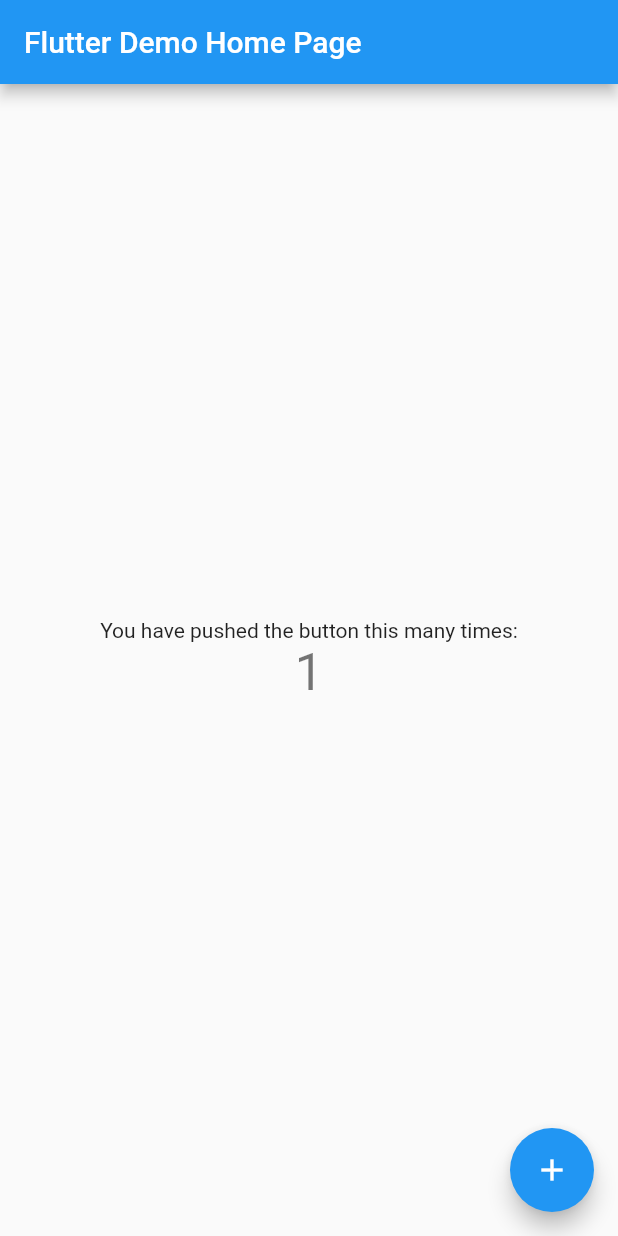
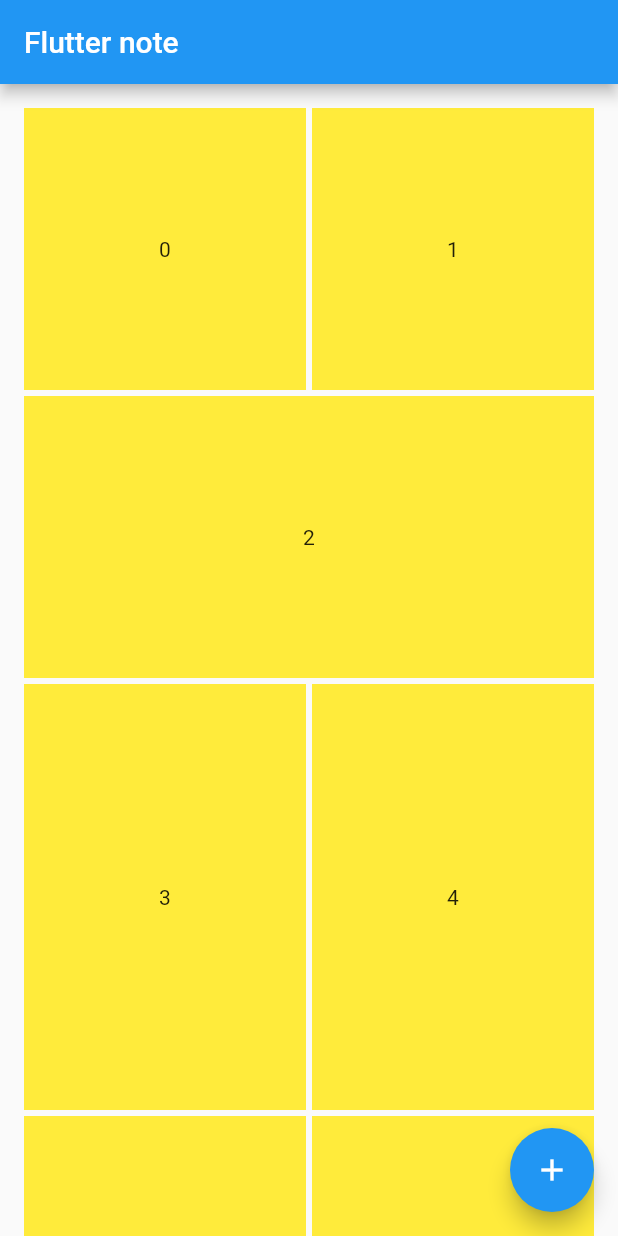
Before and after one commit to somaiehjalali/flutter_note, a Flutter app: the screen it shows after launch, after a tap on the "add" icon, on a phone screen of 412 x 824 dp. Run offline on Flutter 3.47's test engine with Material 2 defaults, Android fonts, the phone set to English and light mode, and no system bars.

Commit message:
create home_page.dart, splash_page.dart, add_note_page.dart

```diff
--- /dev/null
+++ b/lib/controllers/providers/splash_provider.dart
@@ -0,0 +1,10 @@
+import 'package:flutter/foundation.dart';
+import 'package:flutter/material.dart';
+import 'package:flutter_note/ui/pages/home/home_page.dart';
+
+class SplashProvider extends ChangeNotifier{
+
+  SplashProvider(BuildContext context){
+  }
+
+}
--- a/lib/main.dart
+++ b/lib/main.dart
@@ -1,8 +1,26 @@
 import 'package:flutter/material.dart';
+import 'package:flutter_note/controllers/providers/splash_provider.dart';
+import 'package:flutter_note/ui/pages/splash/splash_page.dart';
+import 'package:provider/provider.dart';
 
 void main() {
-  runApp(const MyApp());
+  runApp(const _Providers());
 }
+
+class _Providers extends StatelessWidget {
+  const _Providers({Key? key}) : super(key: key);
+
+  @override
+  Widget build(BuildContext context) {
+    return MultiProvider(
+      providers: [
+        ChangeNotifierProvider(create: (context) => SplashProvider(context))
+      ],
+      child: const MyApp(),
+    );
+  }
+}
+
 
 class MyApp extends StatelessWidget {
   const MyApp({Key? key}) : super(key: key);
@@ -13,103 +31,9 @@ class MyApp extends StatelessWidget {
     return MaterialApp(
       title: 'Flutter Demo',
       theme: ThemeData(
-        // This is the theme of your application.
-        //
-        // Try running your application with "flutter run". You'll see the
-        // application has a blue toolbar. Then, without quitting the app, try
-        // changing the primarySwatch below to Colors.green and then invoke
-        // "hot reload" (press "r" in the console where you ran "flutter run",
-        // or simply save your changes to "hot reload" in a Flutter IDE).
-        // Notice that the counter didn't reset back to zero; the application
-        // is not restarted.
         primarySwatch: Colors.blue,
       ),
-      home: const MyHomePage(title: 'Flutter Demo Home Page'),
+      home: const SplashPage(),
     );
   }
 }
-
-class MyHomePage extends StatefulWidget {
-  const MyHomePage({Key? key, required this.title}) : super(key: key);
-
-  // This widget is the home page of your application. It is stateful, meaning
-  // that it has a State object (defined below) that contains fields that affect
-  // how it looks.
-
-  // This class is the configuration for the state. It holds the values (in this
-  // case the title) provided by the parent (in this case the App widget) and
-  // used by the build method of the State. Fields in a Widget subclass are
-  // always marked "final".
-
-  final String title;
-
-  @override
-  State<MyHomePage> createState() => _MyHomePageState();
-}
-
-class _MyHomePageState extends State<MyHomePage> {
-  int _counter = 0;
-
-  void _incrementCounter() {
-    setState(() {
-      // This call to setState tells the Flutter framework that something has
-      // changed in this State, which causes it to rerun the build method below
-      // so that the display can reflect the updated values. If we changed
-      // _counter without calling setState(), then the build method would not be
-      // called again, and so nothing would appear to happen.
-      _counter++;
-    });
-  }
-
-  @override
-  Widget build(BuildContext context) {
-    // This method is rerun every time setState is called, for instance as done
-    // by the _incrementCounter method above.
-    //
-    // The Flutter framework has been optimized to make rerunning build methods
-    // fast, so that you can just rebuild anything that needs updating rather
-    // than having to individually change instances of widgets.
-    return Scaffold(
-      appBar: AppBar(
-        // Here we take the value from the MyHomePage object that was created by
-        // the App.build method, and use it to set our appbar title.
-        title: Text(widget.title),
-      ),
-      body: Center(
-        // Center is a layout widget. It takes a single child and positions it
-        // in the middle of the parent.
-        child: Column(
-          // Column is also a layout widget. It takes a list of children and
-          // arranges them vertically. By default, it sizes itself to fit its
-          // children horizontally, and tries to be as tall as its parent.
-          //
-          // Invoke "debug painting" (press "p" in the console, choose the
-          // "Toggle Debug Paint" action from the Flutter Inspector in Android
-          // Studio, or the "Toggle Debug Paint" command in Visual Studio Code)
-          // to see the wireframe for each widget.
-          //
-          // Column has various properties to control how it sizes itself and
-          // how it positions its children. Here we use mainAxisAlignment to
-          // center the children vertically; the main axis here is the vertical
-          // axis because Columns are vertical (the cross axis would be
-          // horizontal).
-          mainAxisAlignment: MainAxisAlignment.center,
-          children: <Widget>[
-            const Text(
-              'You have pushed the button this many times:',
-            ),
-            Text(
-              '$_counter',
-              style: Theme.of(context).textTheme.headline4,
-            ),
-          ],
-        ),
-      ),
-      floatingActionButton: FloatingActionButton(
-        onPressed: _incrementCounter,
-        tooltip: 'Increment',
-        child: const Icon(Icons.add),
-      ), // This trailing comma makes auto-formatting nicer for build methods.
-    );
-  }
-}
--- /dev/null
+++ b/lib/ui/pages/add_note/add_note_page.dart
@@ -0,0 +1,17 @@
+import 'package:flutter/material.dart';
+
+class AddNotePage extends StatefulWidget {
+  const AddNotePage({Key? key}) : super(key: key);
+
+  @override
+  _AddNotePageState createState() => _AddNotePageState();
+}
+
+class _AddNotePageState extends State<AddNotePage> {
+  @override
+  Widget build(BuildContext context) {
+    return Scaffold(
+
+    );
+  }
+}
--- /dev/null
+++ b/lib/ui/pages/home/home_page.dart
@@ -0,0 +1,28 @@
+import 'package:flutter/material.dart';
+import 'package:flutter_note/ui/pages/home/home_page_body.dart';
+import 'package:flutter_staggered_grid_view/flutter_staggered_grid_view.dart';
+
+class HomePage extends StatefulWidget {
+  const HomePage({Key? key}) : super(key: key);
+
+  @override
+  _HomePageState createState() => _HomePageState();
+}
+
+class _HomePageState extends State<HomePage> {
+  @override
+  Widget build(BuildContext context) {
+    return Scaffold(
+      appBar: AppBar(
+        title: Text("Flutter note"),
+      ),
+      body: const HomePageBody(),
+      floatingActionButton: FloatingActionButton(onPressed: (){
+
+      },
+        child: Icon(Icons.add),
+      ),
+    );
+  }
+
+}
--- /dev/null
+++ b/lib/ui/pages/home/home_page_body.dart
@@ -0,0 +1,47 @@
+import 'package:flutter/material.dart';
+import 'package:flutter_staggered_grid_view/flutter_staggered_grid_view.dart';
+
+class HomePageBody extends StatelessWidget {
+  const HomePageBody({Key? key}) : super(key: key);
+
+  @override
+  Widget build(BuildContext context) {
+    return SingleChildScrollView(
+      child: Padding(
+        padding: const EdgeInsets.all(16.0),
+        child: StaggeredGrid.count(
+          crossAxisCount: 4,
+          mainAxisSpacing: 4,
+          crossAxisSpacing: 4,
+          children: List.generate(20, (index) => noteItem(index)),
+        ),
+      ),
+    );
+  }
+
+  Widget noteItem(int index) {
+    int crossCount = 2;
+    int mainCount = 3;
+    if (index == 0 || index == 1) {
+      crossCount = 2;
+      mainCount = 2;
+    } else if (index == 2) {
+      crossCount = 4;
+      mainCount = 2;
+    }
+    // else if(index == 3){
+    //   crossCount = 3;
+    //   mainCount = 1;
+    // } else if(index == 4){
+    //   crossCount = 1;
+    //   mainCount = 1;
+    // }
+
+    return StaggeredGridTile.count(
+        crossAxisCellCount: crossCount,
+        mainAxisCellCount: mainCount,
+        child: Container(
+            color: Colors.yellow,
+            child: Center(child: Text(index.toString()))));
+  }
+}
--- /dev/null
+++ b/lib/ui/pages/splash/splash_page.dart
@@ -0,0 +1,47 @@
+import 'package:flutter/material.dart';
+import 'package:flutter_note/controllers/providers/splash_provider.dart';
+import 'package:flutter_note/ui/pages/home/home_page.dart';
+import 'package:provider/provider.dart';
+
+class SplashPage extends StatefulWidget {
+  const SplashPage({Key? key}) : super(key: key);
+
+  @override
+  State<SplashPage> createState() => _SplashPageState();
+}
+
+class _SplashPageState extends State<SplashPage> {
+  @override
+  void initState() {
+    super.initState();
+    Future.delayed(Duration(seconds: 3), () {
+      Navigator.pushReplacement(
+          context,
+          MaterialPageRoute(
+            builder: (context) => HomePage(),
+          ));
+    });
+  }
+
+  @override
+  Widget build(BuildContext context) {
+    SplashProvider splashProvider = Provider.of(context);
+    return Scaffold(
+      body: Center(
+        child: Column(
+          mainAxisAlignment: MainAxisAlignment.center,
+          crossAxisAlignment: CrossAxisAlignment.center,
+          children: [
+            // TODO : add image insted of below widget
+            Icon(Icons.note),
+            Text("Flutter note"),
+            SizedBox(
+              height: 30,
+            ),
+            CircularProgressIndicator()
+          ],
+        ),
+      ),
+    );
+  }
+}
--- a/pubspec.yaml
+++ b/pubspec.yaml
@@ -34,6 +34,8 @@ dependencies:
   # The following adds the Cupertino Icons font to your application.
   # Use with the CupertinoIcons class for iOS style icons.
   cupertino_icons: ^1.0.2
+  provider: any
+  flutter_staggered_grid_view: ^0.6.1
 
 dev_dependencies:
   flutter_test:
```
Also changed, not shown: pubspec.lock, 1 other file.
